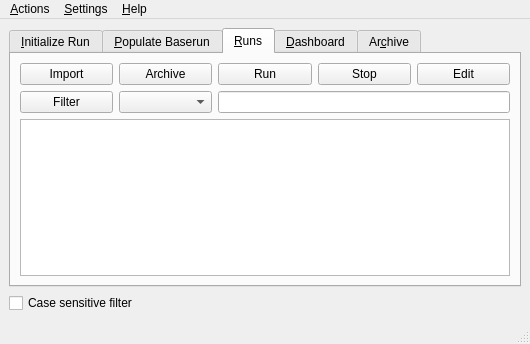
Qt form src/gui/solps-gui.ui (LeCAD-PEG/SOLPS-GUI) before a commit.
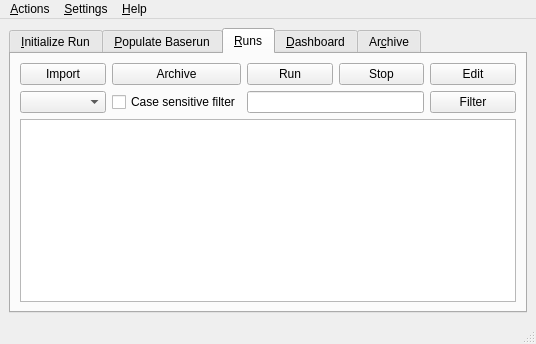
The same form after that commit.

Commit message: Switched case filter order places

Diff of the .ui file:
```diff
--- a/src/gui/solps-gui.ui
+++ b/src/gui/solps-gui.ui
@@ -9,7 +9,7 @@
    <rect>
     <x>0</x>
     <y>0</y>
-    <width>530</width>
+    <width>536</width>
     <height>344</height>
    </rect>
   </property>
@@ -365,7 +365,17 @@
           </property>
          </widget>
         </item>
+        <item row="2" column="2" colspan="2">
+         <widget class="QLineEdit" name="lineEditRunFilter">
+          <property name="text">
+           <string/>
+          </property>
+         </widget>
+        </item>
         <item row="2" column="0">
+         <widget class="QComboBox" name="comboBoxRunFilerType"/>
+        </item>
+        <item row="2" column="4">
          <widget class="QPushButton" name="pushButtonRunFilter">
           <property name="text">
            <string>Filter</string>
@@ -373,12 +383,9 @@
          </widget>
         </item>
         <item row="2" column="1">
-         <widget class="QComboBox" name="comboBoxRunFilerType"/>
-        </item>
-        <item row="2" column="2" colspan="3">
-         <widget class="QLineEdit" name="lineEditRunFilter">
+         <widget class="QCheckBox" name="filterCaseSensitivityCheckBox">
           <property name="text">
-           <string/>
+           <string>Case sensitive filter</string>
           </property>
          </widget>
         </item>
@@ -396,13 +403,6 @@
       </widget>
      </widget>
     </item>
-    <item row="1" column="0">
-     <widget class="QCheckBox" name="filterCaseSensitivityCheckBox">
-      <property name="text">
-       <string>Case sensitive filter</string>
-      </property>
-     </widget>
-    </item>
    </layout>
   </widget>
   <widget class="QStatusBar" name="statusbar"/>
@@ -411,7 +411,7 @@
     <rect>
      <x>0</x>
      <y>0</y>
-     <width>530</width>
+     <width>536</width>
      <height>22</height>
     </rect>
    </property>
```
